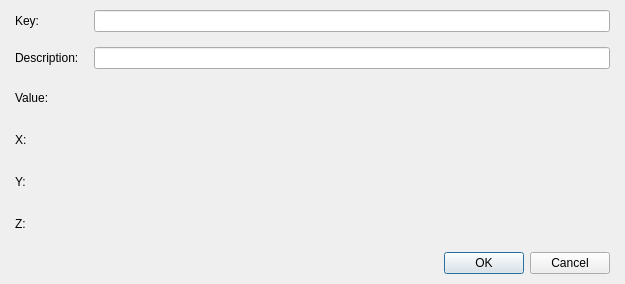
This is Editor/Dialogs/Systems/dialogsystemcustomstructureelement.ui in RPG-Paper-Maker/RPG-Paper-Maker as Qt 5 draws it before an edit. The edited form follows.
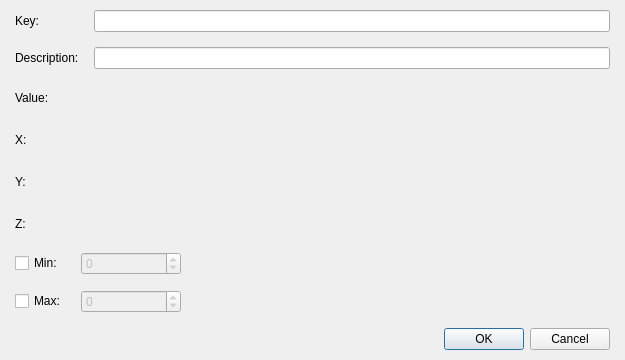
This is the edited form. Custom widgets are drawn as their Qt base class.

```diff
--- a/Editor/Dialogs/Systems/dialogsystemcustomstructureelement.ui
+++ b/Editor/Dialogs/Systems/dialogsystemcustomstructureelement.ui
@@ -7,7 +7,7 @@
     <x>0</x>
     <y>0</y>
     <width>625</width>
-    <height>262</height>
+    <height>336</height>
    </rect>
   </property>
   <property name="windowTitle">
@@ -82,6 +82,39 @@
        </item>
        <item>
         <layout class="QGridLayout" name="gridLayoutVectors">
+         <item row="2" column="1">
+          <layout class="QHBoxLayout" name="horizontalLayout_5" stretch="0,1">
+           <item>
+            <widget class="PanelPrimitiveValue" name="panelPrimitiveValueZ" native="true">
+             <property name="minimumSize">
+              <size>
+               <width>250</width>
+               <height>27</height>
+              </size>
+             </property>
+             <property name="maximumSize">
+              <size>
+               <width>250</width>
+               <height>27</height>
+              </size>
+             </property>
+            </widget>
+           </item>
+           <item>
+            <spacer name="horizontalSpacer_3">
+             <property name="orientation">
+              <enum>Qt::Horizontal</enum>
+             </property>
+             <property name="sizeHint" stdset="0">
+              <size>
+               <width>40</width>
+               <height>0</height>
+              </size>
+             </property>
+            </spacer>
+           </item>
+          </layout>
+         </item>
          <item row="0" column="0">
           <widget class="QLabel" name="labelX">
            <property name="text">
@@ -115,7 +148,7 @@
              <property name="sizeHint" stdset="0">
               <size>
                <width>40</width>
-               <height>20</height>
+               <height>0</height>
               </size>
              </property>
             </spacer>
@@ -155,7 +188,43 @@
              <property name="sizeHint" stdset="0">
               <size>
                <width>40</width>
-               <height>20</height>
+               <height>0</height>
+              </size>
+             </property>
+            </spacer>
+           </item>
+          </layout>
+         </item>
+         <item row="4" column="1">
+          <layout class="QHBoxLayout" name="horizontalLayout_7" stretch="0,1">
+           <item>
+            <widget class="QSpinBox" name="spinBoxMax">
+             <property name="enabled">
+              <bool>false</bool>
+             </property>
+             <property name="minimumSize">
+              <size>
+               <width>100</width>
+               <height>0</height>
+              </size>
+             </property>
+             <property name="minimum">
+              <number>-16777215</number>
+             </property>
+             <property name="maximum">
+              <number>16777215</number>
+             </property>
+            </widget>
+           </item>
+           <item>
+            <spacer name="horizontalSpacer_5">
+             <property name="orientation">
+              <enum>Qt::Horizontal</enum>
+             </property>
+             <property name="sizeHint" stdset="0">
+              <size>
+               <width>40</width>
+               <height>0</height>
               </size>
              </property>
             </spacer>
@@ -169,39 +238,56 @@
            </property>
           </widget>
          </item>
-         <item row="2" column="1">
-          <layout class="QHBoxLayout" name="horizontalLayout_5" stretch="0,1">
+         <item row="3" column="1">
+          <layout class="QHBoxLayout" name="horizontalLayout_8" stretch="0,1">
            <item>
-            <widget class="PanelPrimitiveValue" name="panelPrimitiveValueZ" native="true">
+            <widget class="QSpinBox" name="spinBoxMin">
+             <property name="enabled">
+              <bool>false</bool>
+             </property>
              <property name="minimumSize">
               <size>
-               <width>250</width>
-               <height>27</height>
+               <width>100</width>
+               <height>0</height>
               </size>
              </property>
-             <property name="maximumSize">
-              <size>
-               <width>250</width>
-               <height>27</height>
-              </size>
+             <property name="minimum">
+              <number>-16777215</number>
+             </property>
+             <property name="maximum">
+              <number>16777215</number>
              </property>
             </widget>
            </item>
            <item>
-            <spacer name="horizontalSpacer_3">
+            <spacer name="horizontalSpacer_6">
              <property name="orientation">
               <enum>Qt::Horizontal</enum>
              </property>
              <property name="sizeHint" stdset="0">
               <size>
                <width>40</width>
-               <height>20</height>
+               <height>0</height>
               </size>
              </property>
             </spacer>
            </item>
           </layout>
          </item>
+         <item row="3" column="0">
+          <widget class="QCheckBox" name="checkBoxMin">
+           <property name="text">
+            <string>Min:</string>
+           </property>
+          </widget>
+         </item>
+         <item row="4" column="0">
+          <widget class="QCheckBox" name="checkBoxMax">
+           <property name="text">
+            <string>Max:</string>
+           </property>
+          </widget>
+         </item>
         </layout>
        </item>
        <item>
```
